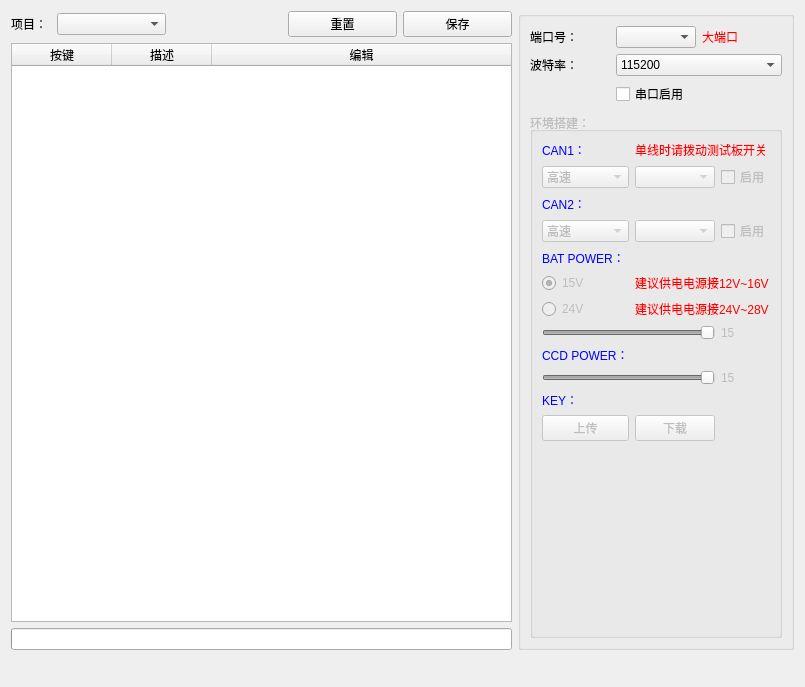
This is SubWidget/reshardware.ui in RoadRover-AutoTest/QtDemo as Qt 5 draws it before an edit. The edited form follows.
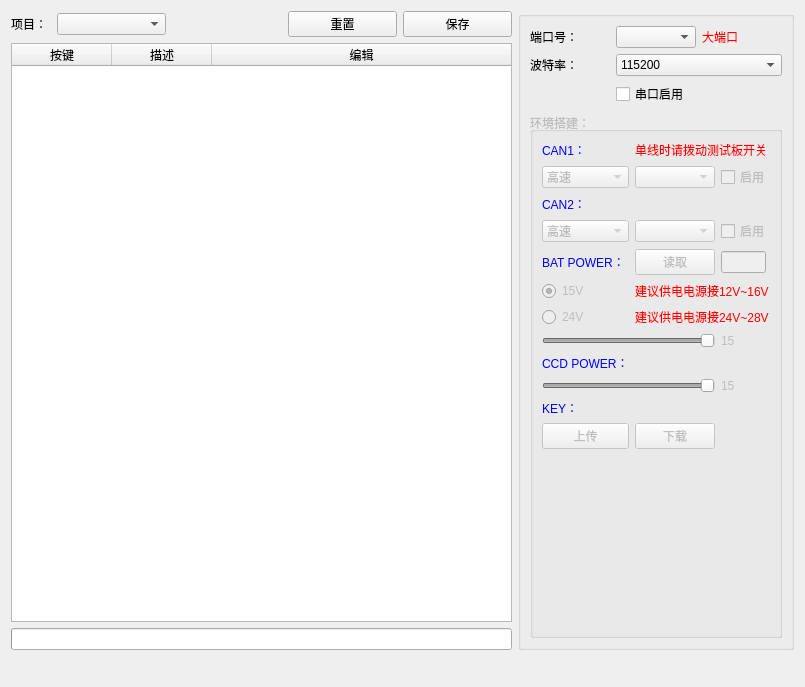
This is the edited form.

The edit to the form file:
```diff
--- a/SubWidget/reshardware.ui
+++ b/SubWidget/reshardware.ui
@@ -313,6 +313,23 @@
            </property>
           </widget>
          </item>
+         <item row="5" column="1">
+          <widget class="QPushButton" name="pushBtnReadVB">
+           <property name="text">
+            <string>读取</string>
+           </property>
+          </widget>
+         </item>
+         <item row="5" column="2">
+          <widget class="QLineEdit" name="lineEditShowVB">
+           <property name="maximumSize">
+            <size>
+             <width>45</width>
+             <height>16777215</height>
+            </size>
+           </property>
+          </widget>
+         </item>
         </layout>
        </widget>
       </item>
```
